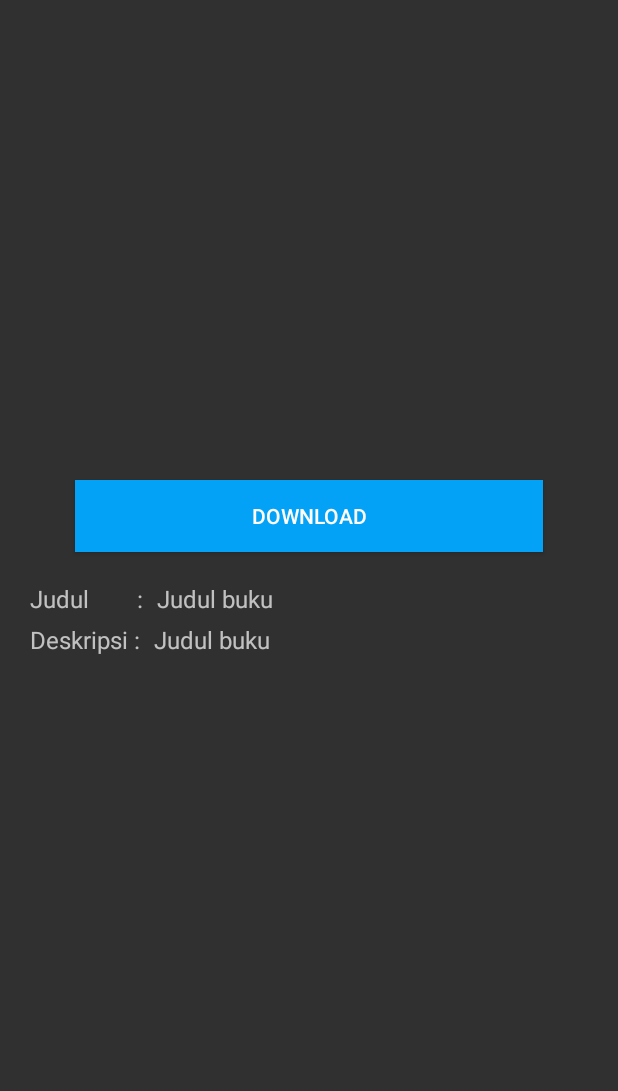
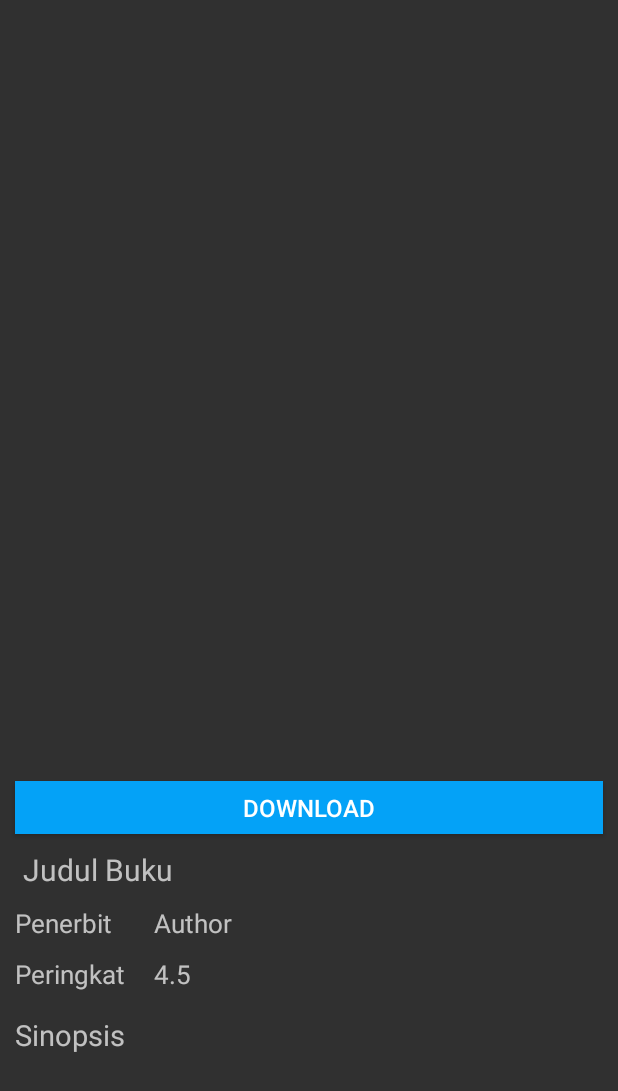
Before and after one commit to JulianDwiP/Project1, an Android app: the layout activity_deskripsi_buku.xml on its own in the app's theme, with its tools: preview values and no code run, on a phone screen of 412 x 824 dp. Shown: the top 1091 px of the screen. Run offline under Robolectric (Android 15) with nearby library versions, the phone set to English and light mode, and no system bars.

Commit message:
Commit Kelima
Perbaikan Deskripsi

```diff
--- a/app/src/main/java/com/example/project/Adapter/BukuAdapter.java
+++ b/app/src/main/java/com/example/project/Adapter/BukuAdapter.java
@@ -83,6 +83,8 @@ public class BukuAdapter extends RecyclerView.Adapter<BukuAdapter.BukuViewHolder
                 i.putExtra("deskripsi", buku.getDeskripsi());
                 i.putExtra("img", buku.getPdfIcon());
                 i.putExtra("pdf_url", buku.getPdfUrl());
+                i.putExtra("peringkat", buku.getPeringkat());
+                i.putExtra("author", buku.getAuthor());
                 mContext.startActivity(i);
             }
         });
--- a/app/src/main/java/com/example/project/Beranda.java
+++ b/app/src/main/java/com/example/project/Beranda.java
@@ -82,7 +82,7 @@ public class Beranda extends AppCompatActivity implements BottomNavigationView.O
         String email = "http://192.168.43.143/perpus_db/uploads/" + sharedPrefManager.getId() + ".png";
         String shared = sharedPrefManager.getSPImage();
 
-        if (shared.equals(email)) {
+        if (shared.equals(email)){
         URL url = null;
         try {
             url = new URL(sharedPrefManager.getSPImage());
--- a/app/src/main/java/com/example/project/MainActivity.java
+++ b/app/src/main/java/com/example/project/MainActivity.java
@@ -46,12 +46,6 @@ public class MainActivity extends AppCompatActivity {
         sharedPrefManager = new SharedPrefManager(this);
         mApiInterface = ApiClient.getClient(ApiClient.BASE_URL).create(ApiInterface.class);
         init();
-        if (sharedPrefManager.getSPSudahLogin()){
-            startActivity(new Intent(mContext, Beranda.class)
-            .addFlags(Intent.FLAG_ACTIVITY_CLEAR_TOP| Intent.FLAG_ACTIVITY_NEW_TASK));
-            finish();
-        }
-
     }
 
     private void init() {
--- a/app/src/main/java/com/example/project/Splash.java
+++ b/app/src/main/java/com/example/project/Splash.java
@@ -17,7 +17,7 @@ public class Splash extends AppCompatActivity {
         new Handler().postDelayed(new Runnable() {
             @Override
             public void run() {
-                Intent intent = new Intent(Splash.this, MainActivity.class);
+                Intent intent = new Intent(Splash.this, Beranda.class);
                 startActivity(intent);
             }
         },4000);
--- a/app/src/main/java/com/example/project/fragment/fragment_beranda.java
+++ b/app/src/main/java/com/example/project/fragment/fragment_beranda.java
@@ -39,7 +39,6 @@ public class fragment_beranda extends Fragment {
     fragment_beranda context;
 
     public fragment_beranda() {
-        // Required empty public constructor
     }
 
 
--- a/app/src/main/res/layout/activity_deskripsi_buku.xml
+++ b/app/src/main/res/layout/activity_deskripsi_buku.xml
@@ -12,58 +12,93 @@
         android:orientation="vertical">
 
         <ImageView
+            android:layout_margin="5dp"
             android:id="@+id/imgDesBuku"
             android:layout_width="match_parent"
-            android:layout_height="300dp"/>
+            android:layout_height="500dp"/>
+
         <Button
-            android:layout_marginTop="20dp"
+            android:id="@+id/btnDownload"
             android:layout_width="match_parent"
-            android:layout_marginLeft="50dp"
-            android:layout_marginRight="50dp"
+            android:layout_height="35dp"
+            android:layout_marginLeft="10dp"
+            android:layout_marginTop="10dp"
+            android:layout_marginRight="10dp"
+            android:background="@color/biru"
             android:text="Download"
-            android:id="@+id/btnDownload"
-            android:background="@color/biru"
+            android:textSize="16dp"/>
+
+        <TextView
+            android:id="@+id/judulDesBuku"
+            android:layout_width="match_parent"
+            android:layout_marginTop="10dp"
+            android:textSize="20dp"
+            android:text="Judul Buku"
+            android:layout_marginLeft="5dp"
+            android:layout_marginRight="5dp"
+            android:paddingLeft="10dp"
             android:layout_height="wrap_content"/>
 
         <LinearLayout
             android:layout_width="match_parent"
+            android:layout_height="wrap_content"
+            android:orientation="vertical">
+            <LinearLayout
+            android:layout_width="match_parent"
             android:orientation="horizontal"
-            android:layout_marginTop="@dimen/dimen_20dp"
+            android:layout_marginTop="10dp"
             android:layout_height="wrap_content">
-                <TextView
-                    android:layout_width="wrap_content"
-                    android:text="Judul        : "
-                    android:textSize="16dp"
-                    android:layout_marginLeft="@dimen/dimen_20dp"
-                    android:layout_height="wrap_content"/>
-                <TextView
-                    android:text="Judul buku"
-                    android:textSize="16dp"
-                    android:id="@+id/judulDesBuku"
-                    android:layout_marginLeft="5dp"
-                    android:layout_width="wrap_content"
-                    android:layout_height="wrap_content"/>
+            <TextView
+                android:layout_width="wrap_content"
+                android:layout_height="wrap_content"
+                android:text="Penerbit "
+                android:paddingLeft="10dp"
+                android:textSize="17dp"/>
+            <TextView
+                android:layout_width="match_parent"
+                android:layout_height="wrap_content"
+                android:id="@+id/authorDesBuku"
+                android:textSize="17dp"
+                android:text="Author"
+                android:layout_marginLeft="14dp"
+                android:paddingLeft="10dp"/>
         </LinearLayout>
-
             <LinearLayout
                 android:layout_width="match_parent"
                 android:orientation="horizontal"
-                android:layout_marginTop="5dp"
+                android:layout_marginTop="10dp"
                 android:layout_height="wrap_content">
                 <TextView
                     android:layout_width="wrap_content"
-                    android:text="Deskripsi : "
-                    android:textSize="16dp"
-                    android:layout_marginLeft="@dimen/dimen_20dp"
-                    android:layout_height="wrap_content"/>
+                    android:layout_height="wrap_content"
+                    android:text="Peringkat "
+                    android:paddingLeft="10dp"
+                    android:textSize="17dp"/>
                 <TextView
-                    android:id="@+id/deskripsiBuku"
-                    android:text="Judul buku"
-                    android:textSize="16dp"
+                    android:layout_width="match_parent"
+                    android:layout_height="wrap_content"
+                    android:id="@+id/peringkatDesBuku"
+                    android:textSize="17dp"
                     android:layout_marginLeft="5dp"
-                    android:layout_width="wrap_content"
-                    android:layout_height="wrap_content"/>
-                </LinearLayout>
+                    android:text="4.5"
+                    android:paddingLeft="10dp"/>
+            </LinearLayout>
         </LinearLayout>
 
+        <TextView
+            android:layout_width="match_parent"
+            android:layout_height="wrap_content"
+            android:layout_marginTop="15dp"
+            android:paddingLeft="10dp"
+            android:textSize="19dp"
+            android:text="Sinopsis"/>
+        <TextView
+            android:id="@+id/sinopsisDesBuku"
+            android:layout_width="match_parent"
+            android:layout_height="80dp"
+            android:text=""
+            android:layout_marginLeft="5dp"
+            android:textSize="17dp"/>
+    </LinearLayout>
+
 </ScrollView>
--- a/app/src/main/res/layout/content_beranda.xml
+++ b/app/src/main/res/layout/content_beranda.xml
@@ -12,7 +12,8 @@
         <FrameLayout
             android:id="@+id/flContent"
             android:layout_width="match_parent"
-            android:layout_height="match_parent"
+            android:layout_height="580dp"
             app:layout_behavior="@string/appbar_scrolling_view_behavior"/>
 
+
 </LinearLayout>
--- a/app/src/main/res/menu/menu_beranda.xml
+++ /dev/null
@@ -1,4 +0,0 @@
-<?xml version="1.0" encoding="utf-8"?>
-<menu xmlns:android="http://schemas.android.com/apk/res/android">
-
-</menu>
```
Also changed, not shown: app/src/main/java/com/example/project/deskripsiBuku.java (+22 -8 lines), app/src/main/res/layout/model_recyclerview_buku.xml (+3 -4 lines), app/src/main/res/menu/activity_home_drawer.xml (+4 -4 lines), app/src/main/res/menu/home.xml (deleted, +0 -9 lines).
